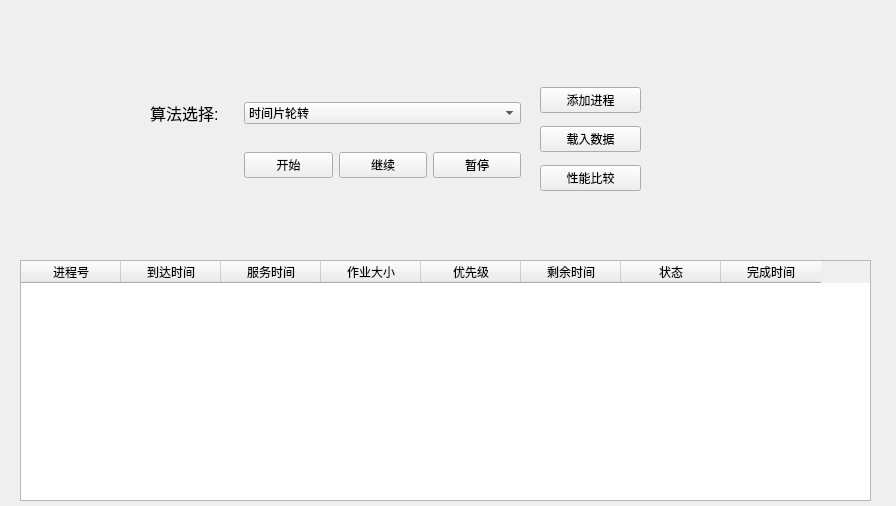
3Eeeecho/OsDesign, file labtwo.ui: the form before one commit.
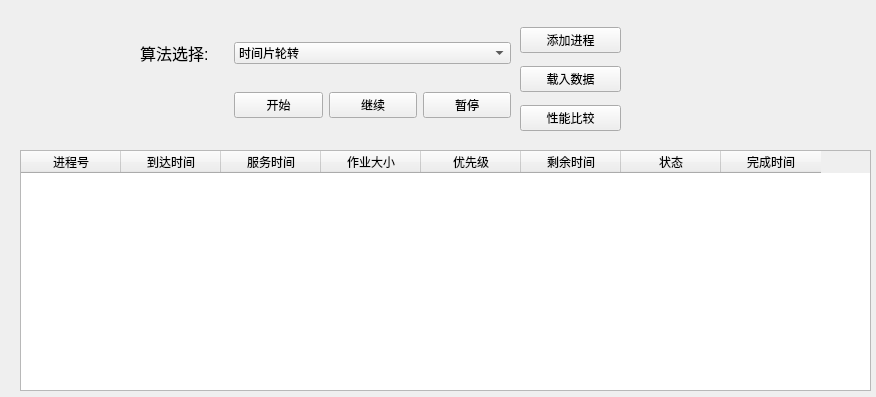
The form after the commit.

```diff
--- a/labtwo.ui
+++ b/labtwo.ui
@@ -6,8 +6,8 @@
    <rect>
     <x>0</x>
     <y>0</y>
-    <width>896</width>
-    <height>506</height>
+    <width>876</width>
+    <height>397</height>
    </rect>
   </property>
   <property name="windowTitle">
@@ -17,7 +17,7 @@
    <property name="geometry">
     <rect>
      <x>20</x>
-     <y>260</y>
+     <y>150</y>
      <width>851</width>
      <height>241</height>
     </rect>
@@ -79,8 +79,8 @@
   <widget class="QWidget" name="widget" native="true">
    <property name="geometry">
     <rect>
-     <x>150</x>
-     <y>80</y>
+     <x>140</x>
+     <y>20</y>
      <width>371</width>
      <height>121</height>
     </rect>
@@ -148,8 +148,8 @@
   <widget class="QWidget" name="widget_2" native="true">
    <property name="geometry">
     <rect>
-     <x>540</x>
-     <y>80</y>
+     <x>520</x>
+     <y>20</y>
      <width>101</width>
      <height>121</height>
     </rect>
```
